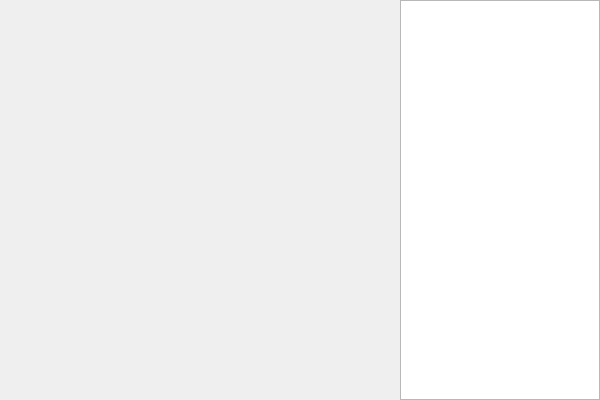
Above: MusicInstrumentsServer/RoomCreator.ui from North0n/Music-Maker-Online before the change. Below: the same form after it.
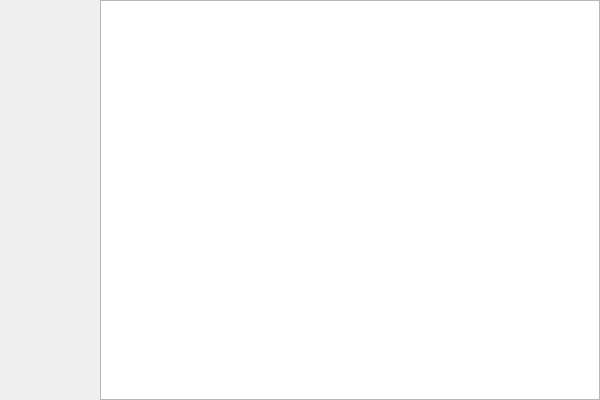
That is the form after the change.

Commit message: Added possibility to close modal windows with escape key

```diff
--- a/MusicInstrumentsServer/RoomCreator.ui
+++ b/MusicInstrumentsServer/RoomCreator.ui
@@ -31,13 +31,26 @@
      <number>0</number>
     </property>
     <item>
-     <widget class="QWidget" name="wVisualization" native="true"/>
+     <widget class="QWidget" name="wVisualization" native="true">
+      <property name="sizePolicy">
+       <sizepolicy hsizetype="Minimum" vsizetype="Preferred">
+        <horstretch>0</horstretch>
+        <verstretch>0</verstretch>
+       </sizepolicy>
+      </property>
+     </widget>
     </item>
     <item>
      <widget class="QTextEdit" name="teLog">
+      <property name="minimumSize">
+       <size>
+        <width>500</width>
+        <height>0</height>
+       </size>
+      </property>
       <property name="maximumSize">
        <size>
-        <width>200</width>
+        <width>500</width>
         <height>16777215</height>
        </size>
       </property>
```
The commit also changes 7 other files.
